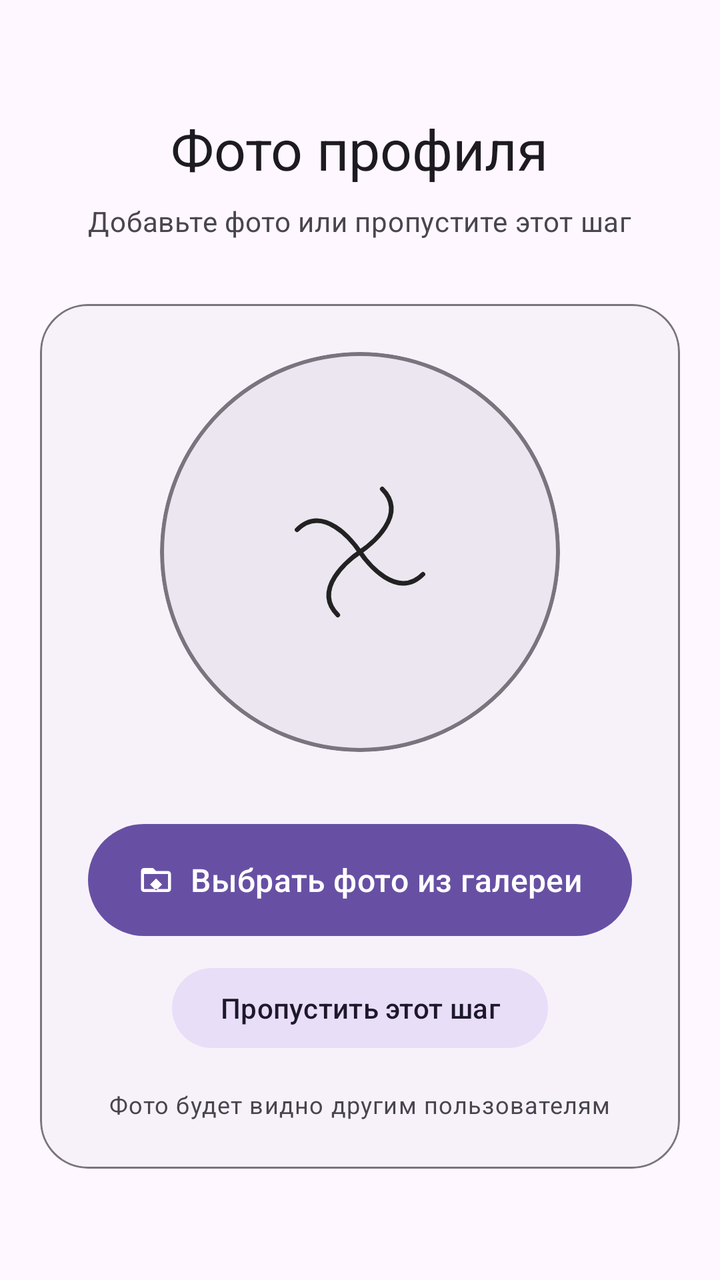
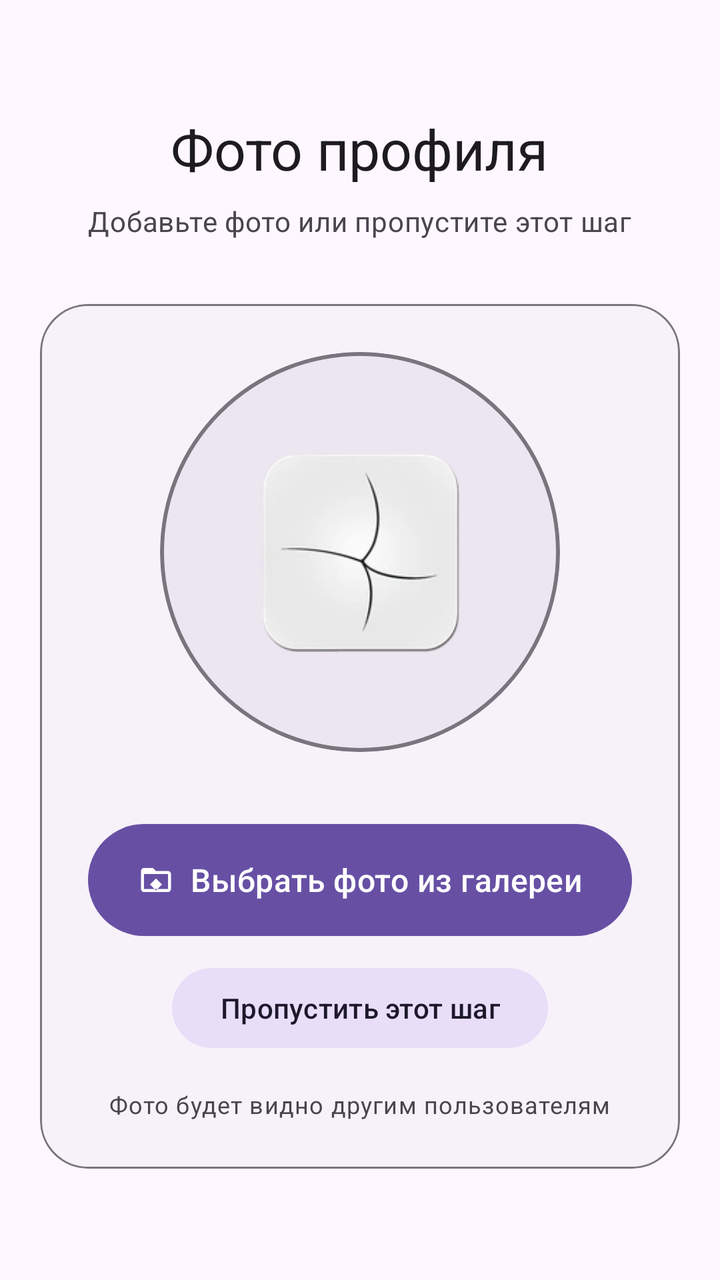

An Android layout rendered at two revisions. The XML below is the earlier revision; the diff shows what the commit changed to produce the second picture.
<!-- AndroidManifest.xml: application theme Theme.BarkfluffClientAndroid -->
<!-- res/layout/step_register_06_avatar.xml -->
<?xml version="1.0" encoding="utf-8"?>
<androidx.core.widget.NestedScrollView xmlns:android="http://schemas.android.com/apk/res/android"
    xmlns:app="http://schemas.android.com/apk/res-auto"
    android:layout_width="match_parent"
    android:layout_height="match_parent"
    android:fillViewport="true">

    <LinearLayout
        android:layout_width="match_parent"
        android:layout_height="wrap_content"
        android:gravity="center"
        android:orientation="vertical"
        android:padding="20dp">

        
        <TextView
            android:layout_width="wrap_content"
            android:layout_height="wrap_content"
            android:layout_marginBottom="8dp"
            android:text="Фото профиля"
            android:textAppearance="?attr/textAppearanceHeadlineMedium"
            android:textColor="?attr/colorOnSurface" />

        
        <TextView
            android:layout_width="wrap_content"
            android:layout_height="wrap_content"
            android:layout_marginBottom="32dp"
            android:text="Добавьте фото или пропустите этот шаг"
            android:textAppearance="?attr/textAppearanceBodyMedium"
            android:textColor="?attr/colorOnSurfaceVariant" />

        
        <com.google.android.material.card.MaterialCardView
            android:layout_width="match_parent"
            android:layout_height="wrap_content"
            app:cardBackgroundColor="?attr/colorSurfaceContainerLow"
            app:cardCornerRadius="24dp"
            app:cardElevation="0dp"
            app:strokeColor="?attr/colorOutline"
            app:strokeWidth="1dp">

            <LinearLayout
                android:layout_width="match_parent"
                android:layout_height="wrap_content"
                android:gravity="center_horizontal"
                android:orientation="vertical"
                android:padding="24dp">

                
                <com.google.android.material.card.MaterialCardView
                    android:layout_width="200dp"
                    android:layout_height="200dp"
                    app:cardBackgroundColor="?attr/colorSurfaceContainerHigh"
                    app:cardCornerRadius="100dp"
                    app:cardElevation="0dp"
                    app:strokeColor="?attr/colorOutline"
                    app:strokeWidth="2dp">

                    <FrameLayout
                        android:layout_width="match_parent"
                        android:layout_height="match_parent">

                        
                        <ImageView
                            android:id="@+id/avatarPlaceholder"
                            android:layout_width="match_parent"
                            android:layout_height="match_parent"
                            android:contentDescription="Avatar placeholder"
                            android:padding="50dp"
                            android:scaleType="centerCrop"
                            android:src="@drawable/ic_launcher_foreground" />

                        
                        <ImageView
                            android:id="@+id/croppedImageView"
                            android:layout_width="match_parent"
                            android:layout_height="match_parent"
                            android:contentDescription="Cropped avatar"
                            android:scaleType="centerCrop"
                            android:visibility="gone" />

                    </FrameLayout>

                </com.google.android.material.card.MaterialCardView>

                
                <LinearLayout
                    android:layout_width="match_parent"
                    android:layout_height="wrap_content"
                    android:layout_marginTop="32dp"
                    android:orientation="vertical">

                    
                    <com.google.android.material.button.MaterialButton
                        android:id="@+id/uploadAvatarButton"
                        android:layout_width="match_parent"
                        android:layout_height="64dp"
                        android:text="Выбрать фото из галереи"
                        android:textAllCaps="false"
                        android:textAppearance="?attr/textAppearanceTitleMedium"
                        app:cornerRadius="32dp"
                        app:icon="@drawable/ic_download"
                        app:iconGravity="textStart" />

                    
                    <com.google.android.material.button.MaterialButton
                        android:id="@+id/skipAvatarButton"
                        style="@style/Widget.Material3.Button.TonalButton"
                        android:layout_width="wrap_content"
                        android:layout_height="wrap_content"
                        android:layout_gravity="center_horizontal"
                        android:layout_marginTop="8dp"
                        android:text="Пропустить этот шаг"
                        android:textAllCaps="false" />

                </LinearLayout>

                
                <TextView
                    android:layout_width="wrap_content"
                    android:layout_height="wrap_content"
                    android:layout_marginTop="16dp"
                    android:gravity="center"
                    android:text="Фото будет видно другим пользователям"
                    android:textAppearance="?attr/textAppearanceBodySmall"
                    android:textColor="?attr/colorOnSurfaceVariant" />

            </LinearLayout>

        </com.google.android.material.card.MaterialCardView>

    </LinearLayout>

</androidx.core.widget.NestedScrollView>
<!-- resources referenced by this layout -->
<resources>
  <!-- drawable ic_download (drawable) -->
  <?xml version="1.0" encoding="utf-8"?>
  <vector xmlns:android="http://schemas.android.com/apk/res/android"
      android:width="24dp"
      android:height="24dp"
      android:viewportWidth="24"
      android:viewportHeight="24">
      <path
          android:fillColor="?attr/colorOnSurface"
          android:pathData="M20,6h-8l-2,-2H4C2.9,4 2.01,4.9 2.01,6L2,18c0,1.1 0.9,2 2,2h16c1.1,0 2,-0.9 2,-2V8C22,6.9 21.1,6 20,6zM20,18H4V8h16V18zM12,11l4,4 -4,4 -4,-4 4,-4z"/>
  </vector>
  <!-- drawable ic_launcher_foreground (drawable) -->
  <?xml version="1.0" encoding="utf-8"?>
  <vector xmlns:android="http://schemas.android.com/apk/res/android"
      android:width="108dp"
      android:height="108dp"
      android:viewportWidth="108"
      android:viewportHeight="108">
  
      
  
      
      <path
          android:pathData="M66,20 C80,34 60,50 54,54"
          android:strokeColor="#222222"
          android:strokeWidth="2.5"
          android:strokeLineCap="round"
          android:fillColor="#00000000" />
  
      
      <path
          android:pathData="M88,66 C74,80 58,60 54,54"
          android:strokeColor="#222222"
          android:strokeWidth="2.5"
          android:strokeLineCap="round"
          android:fillColor="#00000000" />
  
      
      <path
          android:pathData="M42,88 C28,74 48,58 54,54"
          android:strokeColor="#222222"
          android:strokeWidth="2.5"
          android:strokeLineCap="round"
          android:fillColor="#00000000" />
  
      
      <path
          android:pathData="M20,42 C34,28 50,48 54,54"
          android:strokeColor="#222222"
          android:strokeWidth="2.5"
          android:strokeLineCap="round"
          android:fillColor="#00000000" />
  
  </vector>
  <style name="Theme.BarkfluffClientAndroid" parent="Base.Theme.BarkfluffClientAndroid" />
  <style name="Base.Theme.BarkfluffClientAndroid" parent="Theme.Material3.DayNight.NoActionBar">
          
          <item name="android:windowLayoutInDisplayCutoutMode" tools:targetApi="p">shortEdges</item>
          <item name="android:statusBarColor">@android:color/transparent</item>
          <item name="android:navigationBarColor">@android:color/transparent</item>
          <item name="android:windowBackground">?android:attr/colorBackground</item>
  
          
          <item name="shapeAppearanceSmallComponent">@style/ShapeAppearance.Material3.SmallComponent</item>
          <item name="shapeAppearanceMediumComponent">@style/ShapeAppearance.Material3.MediumComponent</item>
          <item name="shapeAppearanceLargeComponent">@style/ShapeAppearance.Material3.LargeComponent</item>
  
          
          <item name="textAppearanceDisplayLarge">@style/TextAppearance.Material3.DisplayLarge</item>
          <item name="textAppearanceHeadlineLarge">@style/TextAppearance.Material3.HeadlineLarge</item>
          <item name="textAppearanceTitleLarge">@style/TextAppearance.Material3.TitleLarge</item>
      </style>
</resources>

<!-- the commit's change to res/layout/step_register_06_avatar.xml (unified diff, before → after) -->
@@ -69,7 +69,7 @@
                             android:contentDescription="Avatar placeholder"
                             android:padding="50dp"
                             android:scaleType="centerCrop"
-                            android:src="@drawable/ic_launcher_foreground" />
+                            android:src="@mipmap/ic_launcher" />
 
                         
                         <ImageView
<!-- resource entries referenced after the edit -->
@@ -11,49 +11,7 @@
           android:fillColor="?attr/colorOnSurface"
           android:pathData="M20,6h-8l-2,-2H4C2.9,4 2.01,4.9 2.01,6L2,18c0,1.1 0.9,2 2,2h16c1.1,0 2,-0.9 2,-2V8C22,6.9 21.1,6 20,6zM20,18H4V8h16V18zM12,11l4,4 -4,4 -4,-4 4,-4z"/>
   </vector>
-  <!-- drawable ic_launcher_foreground (drawable) -->
-  <?xml version="1.0" encoding="utf-8"?>
-  <vector xmlns:android="http://schemas.android.com/apk/res/android"
-      android:width="108dp"
-      android:height="108dp"
-      android:viewportWidth="108"
-      android:viewportHeight="108">
-  
-      
-  
-      
-      <path
-          android:pathData="M66,20 C80,34 60,50 54,54"
-          android:strokeColor="#222222"
-          android:strokeWidth="2.5"
-          android:strokeLineCap="round"
-          android:fillColor="#00000000" />
-  
-      
-      <path
-          android:pathData="M88,66 C74,80 58,60 54,54"
-          android:strokeColor="#222222"
-          android:strokeWidth="2.5"
-          android:strokeLineCap="round"
-          android:fillColor="#00000000" />
-  
-      
-      <path
-          android:pathData="M42,88 C28,74 48,58 54,54"
-          android:strokeColor="#222222"
-          android:strokeWidth="2.5"
-          android:strokeLineCap="round"
-          android:fillColor="#00000000" />
-  
-      
-      <path
-          android:pathData="M20,42 C34,28 50,48 54,54"
-          android:strokeColor="#222222"
-          android:strokeWidth="2.5"
-          android:strokeLineCap="round"
-          android:fillColor="#00000000" />
-  
-  </vector>
+  <!-- mipmap ic_launcher: webp bitmap (mipmap-hdpi, 1276 bytes) -->
   <style name="Theme.BarkfluffClientAndroid" parent="Base.Theme.BarkfluffClientAndroid" />
   <style name="Base.Theme.BarkfluffClientAndroid" parent="Theme.Material3.DayNight.NoActionBar">
           
